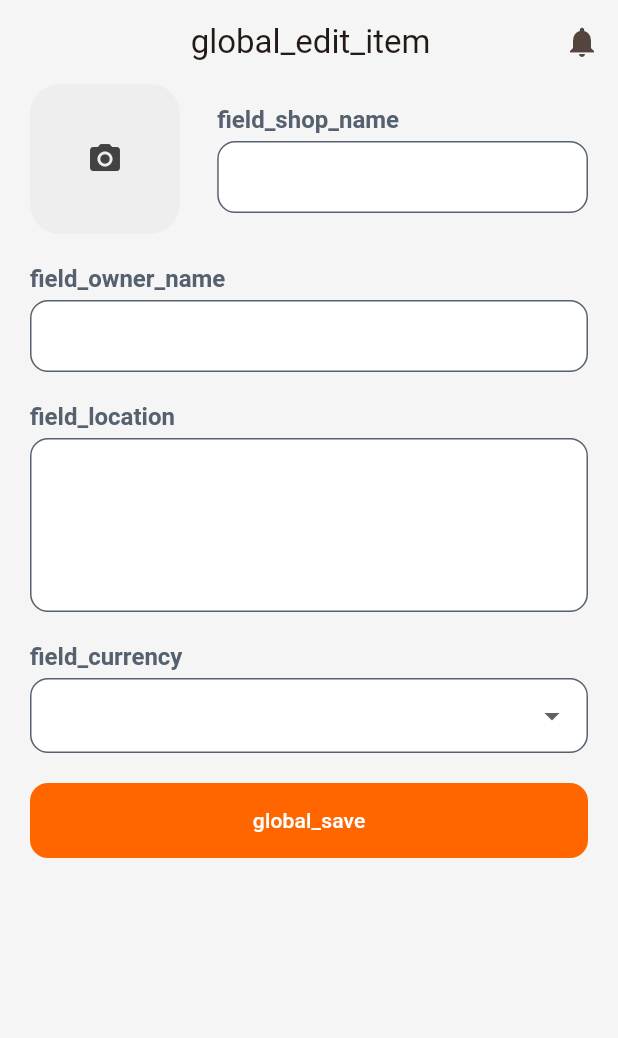
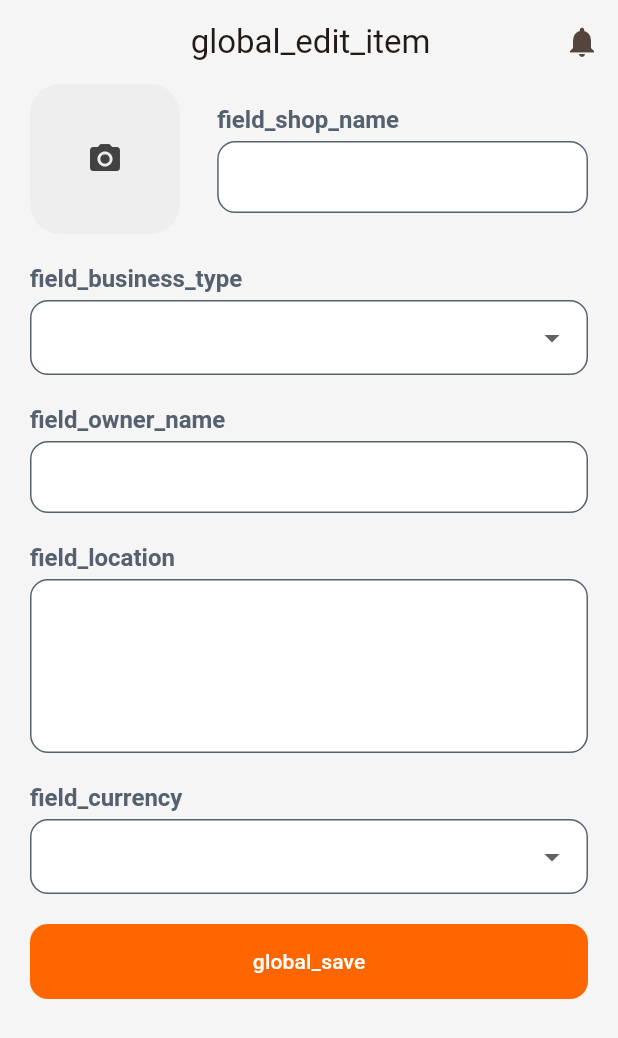
Before and after one commit to lakasir/lakasir_flutter, a Flutter app: the EditAboutScreen screen opened by its route, on a phone screen of 412 x 824 dp. Shown: the top 1038 px of the screen. Run offline on Flutter 3.47's test engine with Material 3 defaults, Android fonts, the phone set to English and light mode, and no system bars; our stand-ins replace firebase_core, firebase_messaging, flutter_dotenv, flutter_masked_text2, get, heroicons and 10 more; missing offline and left inert: blue_thermal_printer, flutter_pdfview; accounts and stored records are empty; generated files the repository leaves out were written again; network calls fail; Roboto replaces fonts that are missing (SourceSans); statements that could not run were skipped.

Commit message:
featuer(register): add other in register and about

```diff
--- a/lib/api/api_service.dart
+++ b/lib/api/api_service.dart
@@ -38,6 +38,7 @@ class ApiService<T> {
   }
 
   Future<T> postData(String endpoint, Object? request) async {
+    debug(request);
     final token = await getToken();
     final response = await http.post(
       Uri.parse('$baseUrl/$endpoint'),
@@ -70,6 +71,7 @@ class ApiService<T> {
   }
 
   Future<T> putData(String endpoint, Object? request) async {
+    debug(request);
     final token = await getToken();
     final response = await http.put(
       Uri.parse('$baseUrl/$endpoint'),
--- a/lib/api/requests/about_request.dart
+++ b/lib/api/requests/about_request.dart
@@ -2,6 +2,7 @@ class AboutRequest {
   final String? shopName;
   final String? shopLocation;
   final String? businessType;
+  final String? otherBusinessType;
   final String? photoUrl;
   final String? ownerName;
 
@@ -9,6 +10,7 @@ class AboutRequest {
     this.shopName,
     this.shopLocation,
     this.businessType,
+    this.otherBusinessType,
     this.photoUrl,
     this.ownerName,
   });
@@ -18,6 +20,7 @@ class AboutRequest {
       'shop_name': shopName,
       'shop_location': shopLocation,
       'business_type': businessType,
+      'other_business_type': otherBusinessType,
       'photo_url': photoUrl ?? '',
       'owner_name': ownerName,
     };
--- a/lib/api/responses/abouts/about_error_response.dart
+++ b/lib/api/responses/abouts/about_error_response.dart
@@ -0,0 +1,19 @@
+class AboutErrorResponse {
+  final String? businessType;
+  final String? otherBusinesType;
+
+  AboutErrorResponse({
+    this.businessType,
+    this.otherBusinesType,
+  });
+
+  factory AboutErrorResponse.fromJson(Map<String, dynamic> json) {
+    return AboutErrorResponse(
+      businessType:
+          json['business_type'] == null ? '' : json['business_type'][0],
+      otherBusinesType: json['other_business_type'] == null
+          ? ''
+          : json['other_business_type'][0],
+    );
+  }
+}
--- a/lib/api/responses/abouts/about_response.dart
+++ b/lib/api/responses/abouts/about_response.dart
@@ -5,10 +5,12 @@ class AboutResponse {
   String? location;
   String? currency;
   String? photo;
+  String? otherBusinessType;
 
   AboutResponse({
     this.shopeName,
     this.businessType,
+    this.otherBusinessType,
     this.ownerName,
     this.location,
     this.currency,
@@ -19,6 +21,7 @@ class AboutResponse {
     return AboutResponse(
       shopeName: json['shop_name'],
       businessType: json['business_type'],
+      otherBusinessType: json['other_business_type'],
       ownerName: json['owner_name'],
       location: json['shop_location'],
       currency: json['currency'],
--- a/lib/api/responses/domain/register_error_response.dart
+++ b/lib/api/responses/domain/register_error_response.dart
@@ -5,6 +5,7 @@ class RegisterErrorResponse {
   String emailOrPhone;
   String password;
   String? businessType;
+  String? otherBusinessType;
 
   RegisterErrorResponse({
     required this.shopName,
@@ -13,6 +14,7 @@ class RegisterErrorResponse {
     required this.emailOrPhone,
     required this.password,
     required this.businessType,
+    required this.otherBusinessType,
   });
 
   factory RegisterErrorResponse.fromJson(Map<String, dynamic> json) {
@@ -20,9 +22,14 @@ class RegisterErrorResponse {
       shopName: json['shop_name'] == null ? '' : json['shop_name'][0],
       fullName: json['full_name'] == null ? '' : json['full_name'][0],
       domainName: json['domain_name'] == null ? '' : json['domain_name'][0],
-      emailOrPhone: json['email_or_phone'] == null ? '' : json['email_or_phone'][0],
+      emailOrPhone:
+          json['email_or_phone'] == null ? '' : json['email_or_phone'][0],
       password: json['password'] == null ? '' : json['password'][0],
-      businessType: json['business_type'] == null ? '' : json['business_type'][0],
+      businessType:
+          json['business_type'] == null ? '' : json['business_type'][0],
+      otherBusinessType: json['other_business_type'] == null
+          ? ''
+          : json['other_business_type'][0],
     );
   }
 }
--- a/lib/controllers/abouts/about_edit_controller.dart
+++ b/lib/controllers/abouts/about_edit_controller.dart
@@ -1,26 +1,34 @@
+import 'dart:convert';
+
 import 'package:flutter/material.dart';
+import 'package:flutter/widgets.dart';
 import 'package:get/get.dart';
+import 'package:lakasir/Exceptions/validation.dart';
 import 'package:lakasir/api/requests/about_request.dart';
+import 'package:lakasir/api/responses/abouts/about_error_response.dart';
 import 'package:lakasir/api/responses/abouts/about_response.dart';
+import 'package:lakasir/api/responses/error_response.dart';
 import 'package:lakasir/controllers/abouts/about_controller.dart';
 import 'package:lakasir/services/about_service.dart';
 import 'package:lakasir/utils/colors.dart';
 import 'package:lakasir/widgets/select_input_feld.dart';
 
 class AboutEditController extends GetxController {
-  AboutController aboutController = Get.find();
+  AboutController aboutController = Get.put(AboutController());
   RxBool isLoading = false.obs;
   final GlobalKey<FormState> formKey = GlobalKey<FormState>();
   final TextEditingController nameInputController = TextEditingController();
-  final SelectInputWidgetController businessTypeInputController =
+  final SelectInputWidgetController businessTypeInput =
       SelectInputWidgetController();
   final TextEditingController locationInputController = TextEditingController();
   final TextEditingController ownerNameInputController =
       TextEditingController();
   final SelectInputWidgetController currencyInputController =
       SelectInputWidgetController();
+  final TextEditingController otherBusinessType = TextEditingController();
   final Rx<AboutResponse> about = AboutResponse().obs;
   final AboutService _aboutService = AboutService();
+  final Rx<AboutErrorResponse> aboutErrorResponse = AboutErrorResponse().obs;
 
   Future<void> updateAbout() async {
     try {
@@ -28,30 +36,44 @@ class AboutEditController extends GetxController {
       await _aboutService.update(
         AboutRequest(
           shopName: nameInputController.text,
-          businessType: businessTypeInputController.selectedOption,
+          businessType: businessTypeInput.selectedOption,
+          otherBusinessType: otherBusinessType.text,
           ownerName: ownerNameInputController.text,
           shopLocation: locationInputController.text,
           photoUrl: about.value.photo,
         ),
       );
       await aboutController.getShop();
-      about.value = aboutController.shop.value;
       Get.back();
       Get.rawSnackbar(
         message: 'About Updated',
         backgroundColor: success,
       );
       isLoading(false);
+      setData();
     } catch (e) {
+      isLoading(false);
       debugPrint(e.toString());
+      if (e is ValidationException) {
+        ErrorResponse<AboutErrorResponse> errorResponses =
+            ErrorResponse.fromJson(
+          jsonDecode(
+            e.toString(),
+          ),
+          (json) => AboutErrorResponse.fromJson(json),
+        );
+        aboutErrorResponse(errorResponses.errors);
+      }
     }
   }
 
   void setData() {
+    aboutErrorResponse(AboutErrorResponse());
     about.value = Get.arguments as AboutResponse;
 
     nameInputController.text = about.value.shopeName ?? "";
-    businessTypeInputController.selectedOption = about.value.businessType ?? "";
+    businessTypeInput.selectedOption = about.value.businessType ?? "";
+    otherBusinessType.text = about.value.otherBusinessType ?? "";
     locationInputController.text = about.value.location ?? "";
     ownerNameInputController.text = about.value.ownerName ?? "";
     currencyInputController.selectedOption = about.value.currency ?? "";
--- a/lib/messages.dart
+++ b/lib/messages.dart
@@ -182,6 +182,8 @@ class Messages extends Translations {
           'field_option_fnb_business_type': 'F&B',
           'field_option_fashion_business_type': 'Fashion',
           'field_option_pharmacy_business_type': 'Pharmacy',
+          'field_option_other_business_type': 'Other',
+          'field_other_business_type': 'Other',
           'field_owner_name': 'Owner\'s Name',
           'field_location': 'Location',
           'field_currency': 'Currency',
@@ -325,7 +327,7 @@ class Messages extends Translations {
           'transaction_cashier_report': 'Laporan Kasir',
           'transaction_cashier': 'Kasir',
           'transaction_history': 'Riwayat Transaksi',
-          'transaction_list': 'Dafar Transaksi',
+          'transaction_list': 'Daftar Transaksi',
           'transaction_items': 'Barang',
           'transaction_analytics': 'Analitik Transaksi',
           'transaction_analytics_filter_today': 'Hari Ini',
@@ -452,6 +454,8 @@ class Messages extends Translations {
           'field_option_fnb_business_type': 'Kafe dan Restoran',
           'field_option_fashion_business_type': 'Distro dan Fashion',
           'field_option_pharmacy_business_type': 'Farmasi',
+          'field_option_other_business_type': 'Lainnya',
+          'field_other_business_type': 'Lainnya',
           'field_owner_name': 'Nama Pemilik',
           'field_location': 'Lokasi',
           'field_currency': 'Mata Uang',
--- a/lib/screens/about/about_screen.dart
+++ b/lib/screens/about/about_screen.dart
@@ -30,7 +30,7 @@ class _AboutScreenState extends State<AboutScreen> {
       case 'pharmacy':
         return 'field_option_pharmacy_business_type'.tr;
       default:
-        return '-';
+        return aboutController.shop.value.otherBusinessType ?? '-';
     }
   }
 
--- a/lib/screens/about/edit_screen.dart
+++ b/lib/screens/about/edit_screen.dart
@@ -21,6 +21,18 @@ class _EditAboutScreenState extends State<EditAboutScreen> {
   @override
   void didChangeDependencies() {
     super.didChangeDependencies();
+  }
+
+  @override
+  void initState() {
+    _aboutEditController.setData();
+    super.initState();
+  }
+
+  @override
+  void dispose() {
+    _aboutEditController.setData();
+    super.dispose();
   }
 
   @override
@@ -63,25 +75,61 @@ class _EditAboutScreenState extends State<EditAboutScreen> {
                 ),
               ],
             ),
-            // Container(
-            //   margin: const EdgeInsets.only(top: 20),
-            //   child: SelectInputWidget(
-            //     options: [
-            //       Option(name: "field_option_retail_business_type".tr, value: "retail"),
-            //       Option(name: "field_option_wholesale_business_type".tr, value: "wholesale"),
-            //       Option(name: "field_option_fnb_business_type".tr, value: "fnb"),
-            //       Option(name: "field_option_fashion_business_type".tr, value: "fashion"),
-            //       Option(name: "field_option_pharmacy_business_type".tr, value: "pharmacy"),
-            //     ],
-            //     controller: _aboutEditController.businessTypeInputController,
-            //     label: 'field_business_type'.tr,
-            //   ),
-            // ),
+            Container(
+              margin: const EdgeInsets.only(top: 20),
+              child: Obx(
+                () => SelectInputWidget(
+                  errorText: _aboutEditController
+                      .aboutErrorResponse.value.businessType,
+                  options: [
+                    Option(
+                        name: "field_option_retail_business_type".tr,
+                        value: "retail"),
+                    Option(
+                        name: "field_option_wholesale_business_type".tr,
+                        value: "wholesale"),
+                    Option(
+                        name: "field_option_fnb_business_type".tr,
+                        value: "fnb"),
+                    Option(
+                        name: "field_option_fashion_business_type".tr,
+                        value: "fashion"),
+                    Option(
+                        name: "field_option_pharmacy_business_type".tr,
+                        value: "pharmacy"),
+                    Option(
+                        name: "field_option_other_business_type".tr,
+                        value: "other"),
+                  ],
+                  controller: _aboutEditController.businessTypeInput,
+                  label: 'field_business_type'.tr,
+                  onChanged: (String value) async {
+                    await Get.forceAppUpdate();
+                  },
+                ),
+              ),
+            ),
+            Obx(
+              () => Visibility(
+                visible:
+                    _aboutEditController.businessTypeInput.selectedOption ==
+                        'other',
+                child: Container(
+                  margin: const EdgeInsets.only(top: 20),
+                  child: MyTextField(
+                    errorText: _aboutEditController
+                        .aboutErrorResponse.value.otherBusinesType,
+                    controller: _aboutEditController.otherBusinessType,
+                    label: 'field_other_business_type'.tr,
+                  ),
+                ),
+              ),
+            ),
             Container(
               margin: const EdgeInsets.only(top: 20),
               child: MyTextField(
                 controller: _aboutEditController.ownerNameInputController,
-                label: 'field_owner_name'.tr
+                label: 'field_owner_name'.tr,
               ),
             ),
             Container(
@@ -104,7 +152,7 @@ class _EditAboutScreenState extends State<EditAboutScreen> {
               ),
             ),
             Container(
-              margin: const EdgeInsets.only(top: 20),
+              margin: const EdgeInsets.only(top: 20, bottom: 20),
               child: Obx(
                 () => MyFilledButton(
                   onPressed: _aboutEditController.updateAbout,
--- a/pubspec.yaml
+++ b/pubspec.yaml
@@ -1,7 +1,7 @@
 name: lakasir
 description: A new Flutter project.
 publish_to: 'none'
-version: 0.0.2
+version: 0.0.21
 
 environment:
   sdk: '>=3.1.2 <4.0.0'
```
Also changed, not shown: lib/screens/domain/register_domain_screen.dart (+37 -13 lines).
